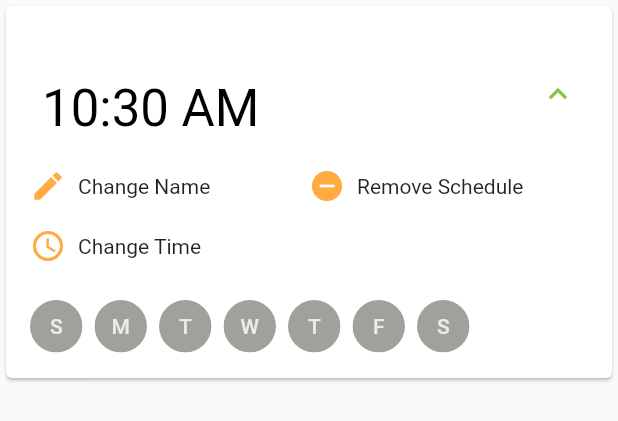
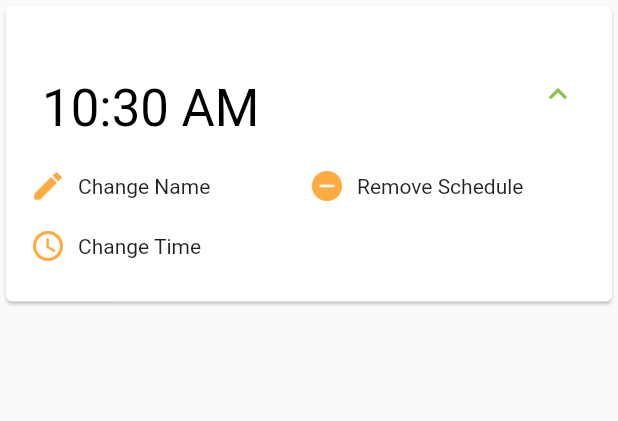
Before and after one commit to dooven/thyme, a Flutter app: the ScheduleCard widget shown alone on an empty page, opened directly with empty values, after a tap on an icon or button, on a phone screen of 412 x 824 dp. Shown: the top 421 px of the screen. Run offline on Flutter 3.47's test engine with Material 2 defaults, Android fonts, the phone set to English and light mode, and no system bars; our stand-ins replace camera, flutter_local_notifications, image_picker, rxdart, sqflite; missing offline and left inert: sliver_fab; accounts and stored records are empty; generated files the repository leaves out were written again.

```diff
--- a/lib/repository/schedule.dart
+++ b/lib/repository/schedule.dart
@@ -44,7 +44,6 @@ class ScheduleRepository {
   }) {
     final updateValues = {
       if (timeOfDay != null) 'time_of_day': timeOfDayToMilli(timeOfDay),
-      if (byweekday != null) 'byweekday': Plant.byweekdayToJSON(byweekday),
       if (name != null) 'name': name,
     };
 
--- a/lib/screens/plant_info.dart
+++ b/lib/screens/plant_info.dart
@@ -121,7 +121,6 @@ class _PlantInfoState extends State<PlantInfo> {
     setState(() {
       initialScheduleFuture = _plantInfoBloc.scheduleRepository
           .insert(Schedule(
-              byweekday: [],
               name: 'New Schedule',
               timeOfDay: TimeOfDay.now(),
               createdAt: DateTime.now(),
--- a/lib/widgets/schedule_card.dart
+++ b/lib/widgets/schedule_card.dart
@@ -20,56 +20,57 @@ class ScheduleCard extends StatelessWidget {
   }) : super(key: key);
 
   Widget dayList() {
-    return Builder(
-      builder: (context) => Row(
-          children: List.generate(
-        7,
-        (index) {
-          final byweekday = schedule.byweekday;
-          final isScheduledForCurrentDay = byweekday.contains(index);
-          var dayTextStyle = Theme.of(context).textTheme.bodyText1;
+    return Container();
+    // return Builder(
+    //   builder: (context) => Row(
+    //       children: List.generate(
+    //     7,
+    //     (index) {
+    //       final byweekday = schedule.byweekday;
+    //       final isScheduledForCurrentDay = byweekday.contains(index);
+    //       var dayTextStyle = Theme.of(context).textTheme.bodyText1;
 
-          if (!isScheduledForCurrentDay) {
-            dayTextStyle = dayTextStyle.copyWith(color: AppColors.disabledText);
-          }
+    //       if (!isScheduledForCurrentDay) {
+    //         dayTextStyle = dayTextStyle.copyWith(color: AppColors.disabledText);
+    //       }
 
-          return Container(
-            margin: EdgeInsets.only(right: 8, top: 16),
-            child: ClipOval(
-              child: Material(
-                color: isScheduledForCurrentDay
-                    ? Theme.of(context).primaryColor
-                    : AppColors.disabledBackground,
-                child: InkWell(
-                  onTap: saveByWeekDayCallback != null
-                      ? () {
-                          final scheduleSet = schedule.byweekday.toSet();
-                          if (scheduleSet.contains(index)) {
-                            scheduleSet.remove(index);
-                          } else {
-                            scheduleSet.add(index);
-                          }
-                          saveByWeekDayCallback(scheduleSet.toList());
-                        }
-                      : null,
-                  splashColor: Colors.white,
-                  child: Container(
-                    height: 35,
-                    width: 35,
-                    child: Center(
-                      child: Text(
-                        Days.dayNumberToLetter(index),
-                        style: dayTextStyle,
-                      ),
-                    ),
-                  ),
-                ),
-              ),
-            ),
-          );
-        },
-      )),
-    );
+    //       return Container(
+    //         margin: EdgeInsets.only(right: 8, top: 16),
+    //         child: ClipOval(
+    //           child: Material(
+    //             color: isScheduledForCurrentDay
+    //                 ? Theme.of(context).primaryColor
+    //                 : AppColors.disabledBackground,
+    //             child: InkWell(
+    //               onTap: saveByWeekDayCallback != null
+    //                   ? () {
+    //                       final scheduleSet = schedule.byweekday.toSet();
+    //                       if (scheduleSet.contains(index)) {
+    //                         scheduleSet.remove(index);
+    //                       } else {
+    //                         scheduleSet.add(index);
+    //                       }
+    //                       saveByWeekDayCallback(scheduleSet.toList());
+    //                     }
+    //                   : null,
+    //               splashColor: Colors.white,
+    //               child: Container(
+    //                 height: 35,
+    //                 width: 35,
+    //                 child: Center(
+    //                   child: Text(
+    //                     Days.dayNumberToLetter(index),
+    //                     style: dayTextStyle,
+    //                   ),
+    //                 ),
+    //               ),
+    //             ),
+    //           ),
+    //         ),
+    //       );
+    //     },
+    //   )),
+    // );
   }
 
   @override
```
Also changed, not shown: lib/database.dart (+9 -3 lines), lib/models/plant.dart (+1 -42 lines), lib/models/schedule.dart (+23 -29 lines), lib/screens/plant_list.dart (+17 -17 lines), lib/models/plant.g.dart, lib/models/schedule.g.dart.
